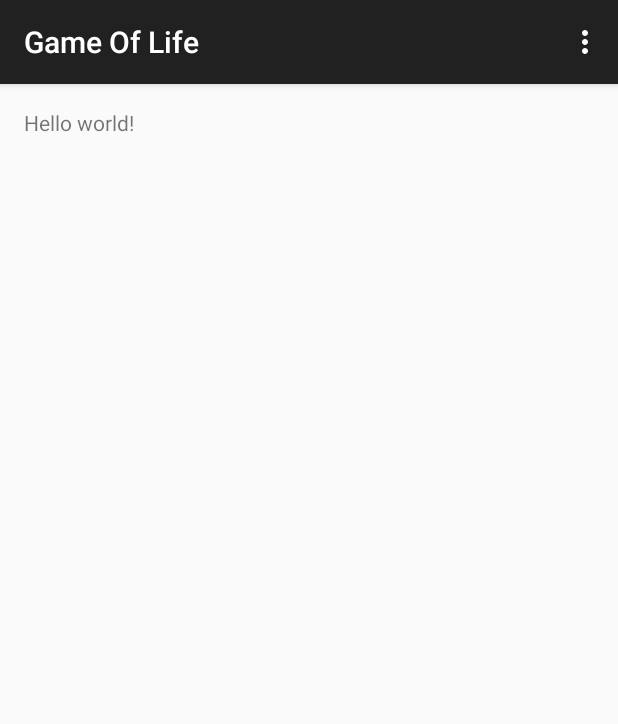
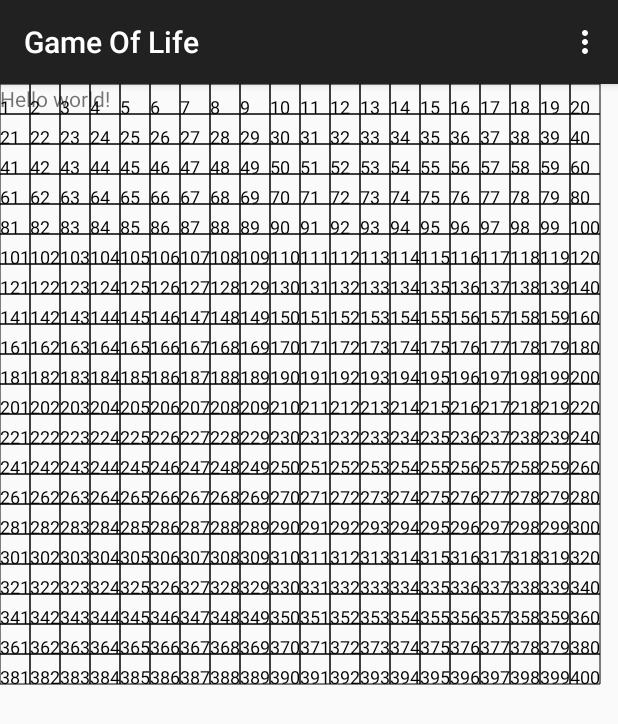
Before and after one commit to burakkara/game-of-life, an Android app: the screen it shows after launch (MainActivity), on a phone screen of 412 x 824 dp. Shown: the top 724 px of the screen. Run offline under Robolectric (Android 15) with nearby library versions, the phone set to English and light mode, and no system bars.

Commit message:
Initialize grid

```diff
--- /dev/null
+++ b/app/src/main/java/com/example/burakkara/gameoflife/GameView.java
@@ -0,0 +1,100 @@
+package com.example.burakkara.gameoflife;
+
+import android.content.Context;
+import android.graphics.Canvas;
+import android.graphics.Color;
+import android.graphics.Paint;
+import android.util.AttributeSet;
+import android.view.MotionEvent;
+import android.view.View;
+
+/**
+ * Author: Burak Kara on 24/06/15.
+ */
+public class GameView extends View {
+
+    private int width;
+    private int height;
+
+    private int edge_length = 0;
+
+    private final int GRID_COUNT = 20;
+
+    private Paint paintStroke;
+    private Paint paintFill;
+
+    public GameView(Context context) {
+        this(context, null);
+    }
+
+
+    /**
+     * Constructor for MTSEditText.
+     *
+     * @param context Context
+     * @param attrs   AttributeSet
+     */
+    public GameView(Context context, AttributeSet attrs) {
+        super(context, attrs);
+
+        paintStroke = new Paint();
+        paintStroke.setColor(Color.BLACK);
+        paintStroke.setStyle(Paint.Style.STROKE);
+        paintStroke.setTextSize(18);
+
+        paintFill = new Paint();
+        paintFill.setStyle(Paint.Style.FILL);
+        paintFill.setColor(Color.BLACK);
+
+    }
+
+    /**
+     * Constructor for MTSEditText.
+     *
+     * @param context  Context
+     * @param attrs    AttributeSet
+     * @param defStyle int
+     */
+    public GameView(Context context, AttributeSet attrs, int defStyle) {
+        super(context, attrs, defStyle);
+    }
+
+    @Override
+    protected void onDraw(Canvas canvas) {
+        super.onDraw(canvas);
+
+        width = getMeasuredWidth();
+        height = getMeasuredHeight();
+
+        int xUnitLength = width / GRID_COUNT;
+        int yUnitLength = height / GRID_COUNT;
+
+        edge_length = xUnitLength < yUnitLength ? xUnitLength : yUnitLength;
+
+
+        for (int i = 0; i < GRID_COUNT; i++) {
+            for (int y = 0; y < GRID_COUNT; y++) {
+
+                int left = i * edge_length;
+                int top = y * edge_length;
+                int right = (i + 1) * edge_length;
+                int bottom = (y + 1) * edge_length;
+
+                canvas.drawRect(left, top,
+                        right, bottom, paintStroke);
+
+                int boxNo = (i + 1) + ((y) * GRID_COUNT);
+
+                canvas.drawText(String.valueOf(boxNo),//todo for test, remove later
+                        left, bottom, paintStroke);
+
+            }
+        }
+
+    }
+
+    @Override
+    public boolean onTouchEvent(MotionEvent event) {
+        return super.onTouchEvent(event);
+    }
+}
--- a/app/src/main/java/com/example/burakkara/gameoflife/MainActivity.java
+++ b/app/src/main/java/com/example/burakkara/gameoflife/MainActivity.java
@@ -18,7 +18,7 @@ public class MainActivity extends AppCompatActivity {
     public boolean onCreateOptionsMenu(Menu menu) {
         // Inflate the menu; this adds items to the action bar if it is present.
         getMenuInflater().inflate(R.menu.menu_main, menu);
-        return true;
+        return false;
     }
 
     @Override
--- a/app/src/main/res/layout/activity_main.xml
+++ b/app/src/main/res/layout/activity_main.xml
@@ -1,5 +1,7 @@
 <fragment xmlns:android="http://schemas.android.com/apk/res/android"
-    xmlns:tools="http://schemas.android.com/tools" android:id="@+id/fragment"
+    xmlns:tools="http://schemas.android.com/tools"
+    android:id="@+id/fragment"
     android:name="com.example.burakkara.gameoflife.MainActivityFragment"
-    tools:layout="@layout/fragment_main" android:layout_width="match_parent"
-    android:layout_height="match_parent" />
+    android:layout_width="match_parent"
+    android:layout_height="match_parent"
+    tools:layout="@layout/fragment_main" />
--- a/app/src/main/res/layout/fragment_main.xml
+++ b/app/src/main/res/layout/fragment_main.xml
@@ -1,11 +1,15 @@
 <RelativeLayout xmlns:android="http://schemas.android.com/apk/res/android"
-    xmlns:tools="http://schemas.android.com/tools" android:layout_width="match_parent"
-    android:layout_height="match_parent" android:paddingLeft="@dimen/activity_horizontal_margin"
-    android:paddingRight="@dimen/activity_horizontal_margin"
-    android:paddingTop="@dimen/activity_vertical_margin"
-    android:paddingBottom="@dimen/activity_vertical_margin" tools:context=".MainActivityFragment">
+    xmlns:tools="http://schemas.android.com/tools"
+    android:layout_width="match_parent"
+    android:layout_height="match_parent"
+    tools:context=".MainActivityFragment">
 
-    <TextView android:text="@string/hello_world" android:layout_width="wrap_content"
+    <TextView
+        android:layout_width="wrap_content"
+        android:layout_height="wrap_content"
+        android:text="@string/hello_world" />
+
+    <com.example.burakkara.gameoflife.GameView
+        android:layout_width="match_parent"
         android:layout_height="wrap_content" />
-
 </RelativeLayout>
```
